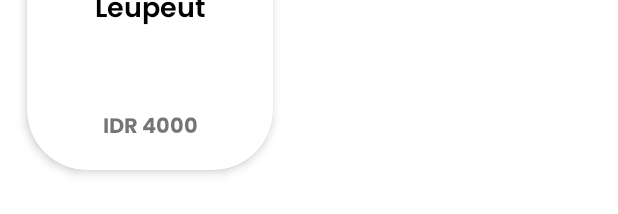
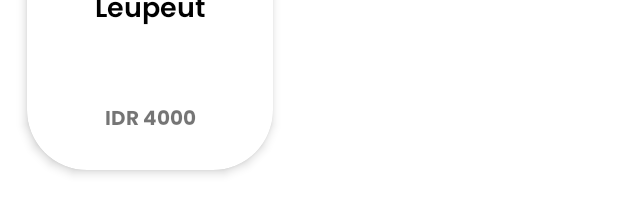
Before and after one commit to ndraa124/retro-coffee-android, an Android app: the layout item_search_product.xml on its own in the app's theme, with its tools: preview values and no code run, on a phone screen of 412 x 824 dp. Shown: the part 253-467 px from the top of the screen. Run offline under Robolectric (Android 15) with nearby library versions, the light colour scheme and no system bars.

Commit message:
fresh layout

```diff
--- a/app/src/main/AndroidManifest.xml
+++ b/app/src/main/AndroidManifest.xml
@@ -13,6 +13,7 @@
         android:roundIcon="@mipmap/ic_launcher_round"
         android:supportsRtl="true"
         android:theme="@style/Theme.RetroCoffee">
+        <activity android:name=".activity.customer.product_search.ProductSearchActivity"></activity>
 
         <uses-library
             android:name="org.apache.http.legacy"
@@ -53,7 +54,7 @@
         <activity
             android:name=".activity.customer.login.LoginActivity"
             android:screenOrientation="portrait"
-            android:theme="@style/Theme.RetroCoffee.NoActionBar"/>
+            android:theme="@style/Theme.RetroCoffee.NoActionBar" />
         <activity
             android:name=".activity.customer.forgot_password.new_password.NewPasswordActivity"
             android:screenOrientation="portrait"
--- a/app/src/main/res/layout/item_search_product.xml
+++ b/app/src/main/res/layout/item_search_product.xml
@@ -42,8 +42,9 @@
                 <TextView
                     android:id="@+id/tv_productPrice"
                     android:text="IDR 4000"
-                    android:layout_marginTop="50dp"
+                    android:layout_marginTop="45dp"
                     android:gravity="center"
+                    android:textSize="13sp"
                     android:fontFamily="@font/poppins_bold"
                     android:layout_marginStart="15dp"
                     android:layout_marginEnd="15dp"
@@ -51,6 +52,7 @@
                     android:layout_width="match_parent"
                     android:layout_height="wrap_content"/>
             </RelativeLayout>
+
         </androidx.cardview.widget.CardView>
     </LinearLayout>
 
```
Also changed, not shown: app/src/main/java/com/id124/retrocoffee/activity/customer/product_search/ProductSearchActivity.kt (added, +12 -0 lines), app/src/main/res/layout/activity_product_search.xml (added, +14 -0 lines).
